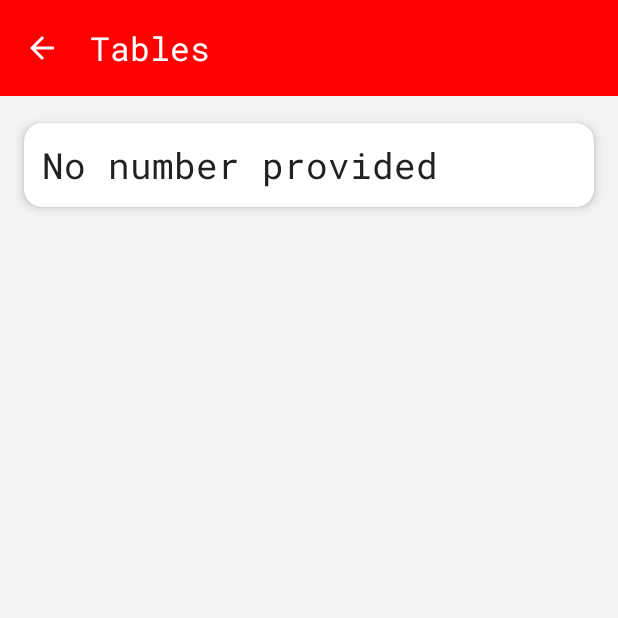
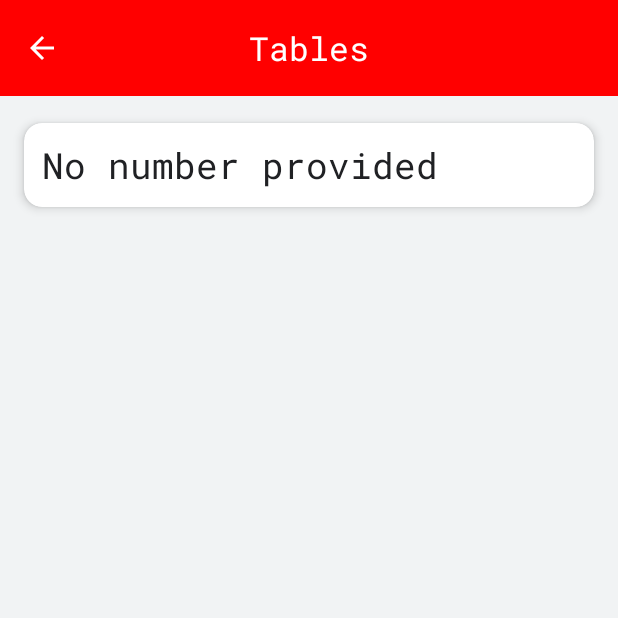
Before and after one commit to sangamesh123/MathsHomeworkApp, an Android app: the TableDisplayActivity screen opened directly, with no data from a screen before it, on a phone screen of 412 x 824 dp, the top half of it. Run offline under Robolectric (Android 15) with nearby library versions, the phone set to English and light mode, and no system bars; our stand-ins replace AdMob; 2 statements that could not run were skipped.

Commit message:
Table Screen Complete fix

```diff
--- a/app/src/main/java/com/infovsn/homework/TableDisplayActivity.java
+++ b/app/src/main/java/com/infovsn/homework/TableDisplayActivity.java
@@ -16,14 +16,11 @@ public class TableDisplayActivity extends BaseActivity {
         super.onCreate(savedInstanceState);
         setContentView(R.layout.table);
 
-        // Setup MaterialToolbar for title and Up navigation
+        // Setup MaterialToolbar for navigation only
         MaterialToolbar toolbar = findViewById(R.id.toolbar);
         if (toolbar != null) {
-            setSupportActionBar(toolbar);
-            if (getSupportActionBar() != null) {
-                getSupportActionBar().setTitle(R.string.m1);
-                getSupportActionBar().setDisplayHomeAsUpEnabled(true);
-            }
+            toolbar.setNavigationOnClickListener(v -> finish());
+            // Title is now set via custom TextView in XML layout
         }
 
         FontUtils.applyToActivity(this);
--- a/app/src/main/res/layout/table.xml
+++ b/app/src/main/res/layout/table.xml
@@ -8,12 +8,39 @@
     <com.google.android.material.appbar.MaterialToolbar
         android:id="@+id/toolbar"
         android:layout_width="match_parent"
-        android:layout_height="?attr/actionBarSize"
+        android:layout_height="wrap_content"
+        android:minHeight="64dp"
         android:layout_alignParentTop="true"
         android:background="@color/actionBarRed"
-        app:titleTextColor="@color/white"
-        app:navigationIconTint="@color/white"
-        app:title="@string/m1" />
+        android:elevation="0dp"
+        app:titleTextColor="@android:color/white"
+        app:navigationIconTint="@android:color/white"
+        app:titleCentered="true">
+
+        <TextView
+            android:id="@+id/toolbarTitle"
+            android:layout_width="wrap_content"
+            android:layout_height="wrap_content"
+            android:layout_gravity="center"
+            android:layout_marginStart="16dp"
+            android:layout_marginEnd="16dp"
+            android:gravity="center"
+            android:background="@android:color/transparent"
+            android:paddingStart="0dp"
+            android:paddingEnd="0dp"
+            android:paddingTop="0dp"
+            android:paddingBottom="0dp"
+            android:maxLines="1"
+            android:ellipsize="end"
+            android:includeFontPadding="false"
+            android:text="@string/m1"
+            android:textColor="@android:color/white"
+            android:textSize="22sp"
+            android:fontFamily="@font/poppins_semibold"
+            android:textStyle="normal"
+            android:letterSpacing="0.05"
+            android:elevation="0dp"/>
+    </com.google.android.material.appbar.MaterialToolbar>
 
     <ScrollView
         android:id="@+id/scroll"
```
